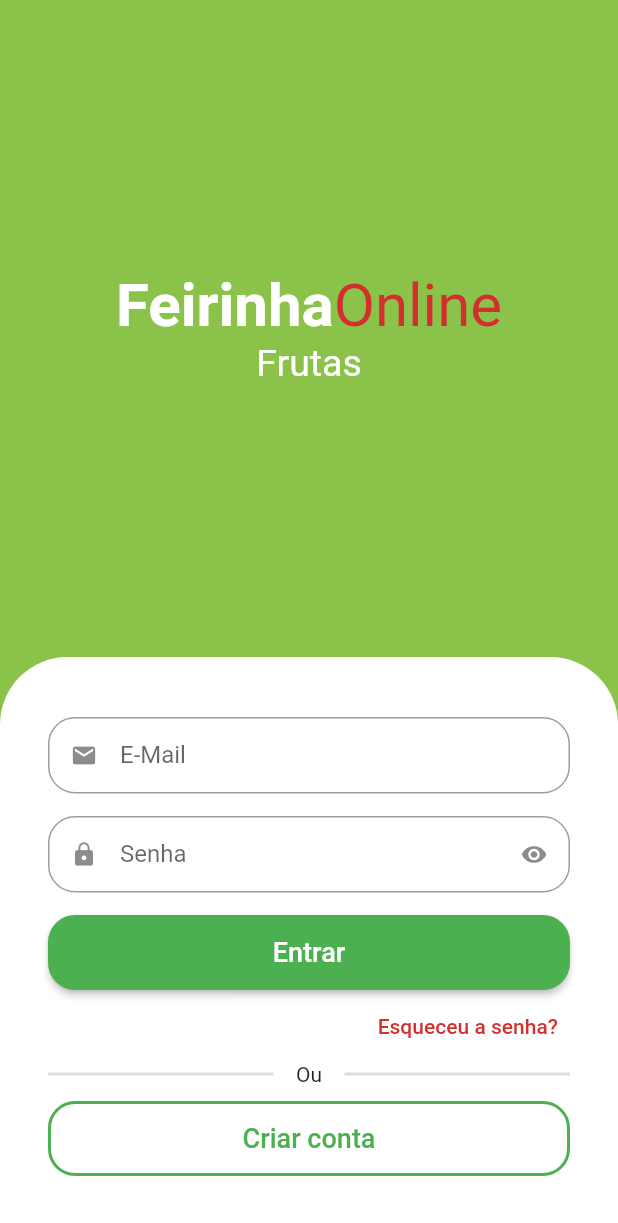
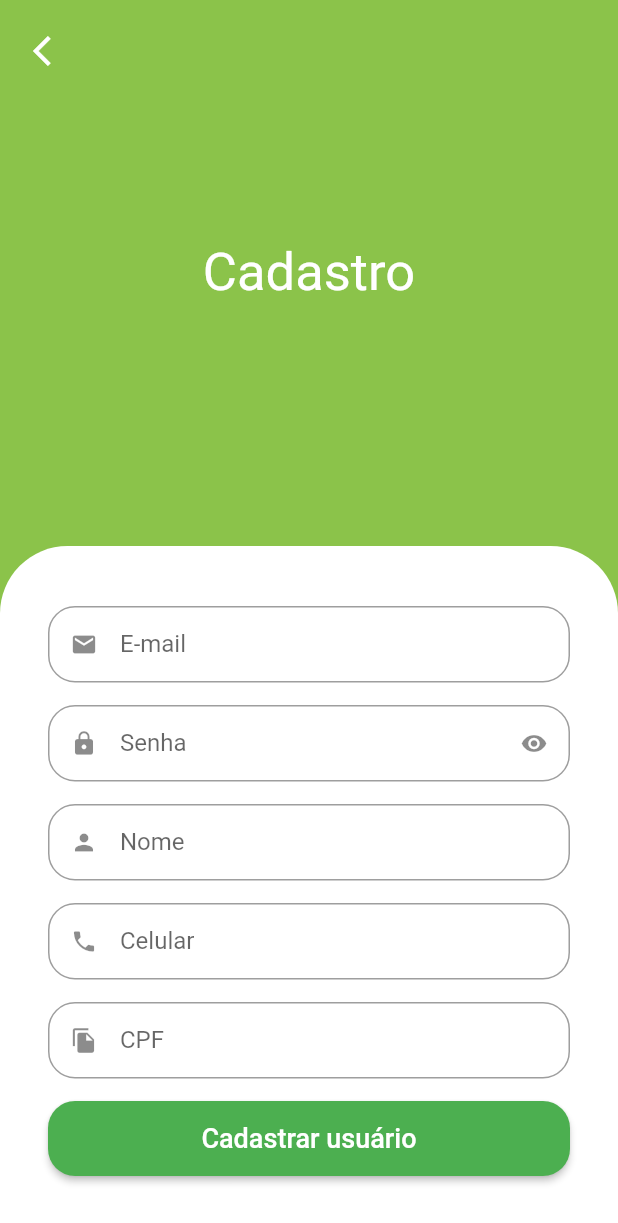
Before and after one commit to fsouzamg/greengrocer, a Flutter app: the screen it shows after launch, after a tap on "Criar conta", on a phone screen of 412 x 824 dp. Shown: the top 1223 px of the screen. Run offline on Flutter 3.47's test engine with Material 2 defaults, Android fonts, the phone set to English and light mode, and no system bars; drawn by our look-alikes of animated_text_kit; our stand-ins replace mask_text_input_formatter.

Commit message:
tela de cadastro

```diff
--- a/lib/src/auth/components/custom_text_field.dart
+++ b/lib/src/auth/components/custom_text_field.dart
@@ -1,15 +1,17 @@
 import 'package:flutter/material.dart';
+import 'package:flutter/services.dart';
 
 class CustomTextField extends StatefulWidget {
   final IconData icon;
   final String label;
   final bool isSecret;
-
+  final List<TextInputFormatter>? inputFormatters;
   const CustomTextField({
     Key? key,
     required this.icon,
     required this.label,
     this.isSecret = false,
+    this.inputFormatters,
   }) : super(key: key);
 
   @override
@@ -29,6 +31,7 @@ class _CustomTextFieldState extends State<CustomTextField> {
     return Padding(
       padding: const EdgeInsets.only(bottom: 15),
       child: TextFormField(
+        inputFormatters: widget.inputFormatters,
         obscureText: isObscure,
         decoration: InputDecoration(
           prefixIcon: Icon(widget.icon),
--- a/lib/src/auth/sign_in_screen.dart
+++ b/lib/src/auth/sign_in_screen.dart
@@ -1,6 +1,7 @@
 import 'package:animated_text_kit/animated_text_kit.dart';
 import 'package:flutter/material.dart';
 import 'package:greengrocer/src/auth/components/custom_text_field.dart';
+import 'package:greengrocer/src/auth/sign_up_screen.dart';
 import 'package:greengrocer/src/config/curtom_colors.dart';
 
 class SignInScreen extends StatelessWidget {
@@ -156,7 +157,15 @@ class SignInScreen extends StatelessWidget {
                             color: Colors.green,
                           ),
                         ),
-                        onPressed: () {},
+                        onPressed: () {
+                          Navigator.of(context).push(
+                            MaterialPageRoute(
+                              builder: (context) {
+                                return SignUpScreen();
+                              },
+                            ),
+                          );
+                        },
                         child: const Text('Criar conta',
                             style: TextStyle(
                               fontSize: 18,
--- /dev/null
+++ b/lib/src/auth/sign_up_screen.dart
@@ -0,0 +1,110 @@
+import 'package:flutter/material.dart';
+import 'package:greengrocer/src/auth/components/custom_text_field.dart';
+import 'package:greengrocer/src/config/curtom_colors.dart';
+import 'package:mask_text_input_formatter/mask_text_input_formatter.dart';
+
+class SignUpScreen extends StatelessWidget {
+  SignUpScreen({Key? key}) : super(key: key);
+
+  final cpfFormatter = MaskTextInputFormatter(
+    mask: '###.###.###-##',
+    filter: {'#': RegExp(r'[0-9]')},
+  );
+  final phoneFormatter = MaskTextInputFormatter(
+    mask: '(##) # ####-####',
+    filter: {'#': RegExp(r'[0-9]')},
+  );
+
+  @override
+  Widget build(BuildContext context) {
+    final size = MediaQuery.of(context).size;
+    return Scaffold(
+      backgroundColor: CustomColors.customSwatchColor,
+      body: SingleChildScrollView(
+        child: SizedBox(
+          height: size.height,
+          width: size.width,
+          child: Stack(
+            children: [
+              Column(children: [
+                const Expanded(
+                  child: Center(
+                    child: Text(
+                      'Cadastro',
+                      style: TextStyle(
+                        color: Colors.white,
+                        fontSize: 35,
+                      ),
+                    ),
+                  ),
+                ),
+                //Formulario
+                Container(
+                  padding: const EdgeInsets.symmetric(
+                    horizontal: 32,
+                    vertical: 40,
+                  ),
+                  decoration: const BoxDecoration(
+                    color: Colors.white,
+                    borderRadius: BorderRadius.vertical(
+                      top: Radius.circular(45),
+                    ),
+                  ),
+                  child: Column(
+                    crossAxisAlignment: CrossAxisAlignment.stretch,
+                    children: [
+                      const CustomTextField(icon: Icons.email, label: 'E-mail'),
+                      const CustomTextField(
+                          icon: Icons.lock, label: 'Senha', isSecret: true),
+                      const CustomTextField(icon: Icons.person, label: 'Nome'),
+                      CustomTextField(
+                        icon: Icons.phone,
+                        label: 'Celular',
+                        inputFormatters: [phoneFormatter],
+                      ),
+                      CustomTextField(
+                        icon: Icons.file_copy,
+                        label: 'CPF',
+                        inputFormatters: [cpfFormatter],
+                      ),
+                      SizedBox(
+                        height: 50,
+                        child: ElevatedButton(
+                          style: ElevatedButton.styleFrom(
+                            shape: RoundedRectangleBorder(
+                              borderRadius: BorderRadius.circular(18),
+                            ),
+                          ),
+                          onPressed: () {},
+                          child: const Text(
+                            'Cadastrar usuário',
+                            style: TextStyle(fontSize: 18),
+                          ),
+                        ),
+                      )
+                    ],
+                  ),
+                ),
+              ]),
+              Positioned(
+                left: 10,
+                top: 10,
+                child: SafeArea(
+                  child: IconButton(
+                    onPressed: () {
+                      Navigator.of(context).pop();
+                    },
+                    icon: const Icon(
+                      Icons.arrow_back_ios,
+                      color: Colors.white,
+                    ),
+                  ),
+                ),
+              ),
+            ],
+          ),
+        ),
+      ),
+    );
+  }
+}
--- a/pubspec.yaml
+++ b/pubspec.yaml
@@ -31,6 +31,7 @@ dependencies:
     sdk: flutter
   animated_text_kit: ^4.2.2
   cupertino_icons: ^1.0.2
+  mask_text_input_formatter: ^2.3.0
 
 dev_dependencies:
   flutter_test:
```
Also changed, not shown: pubspec.lock.
